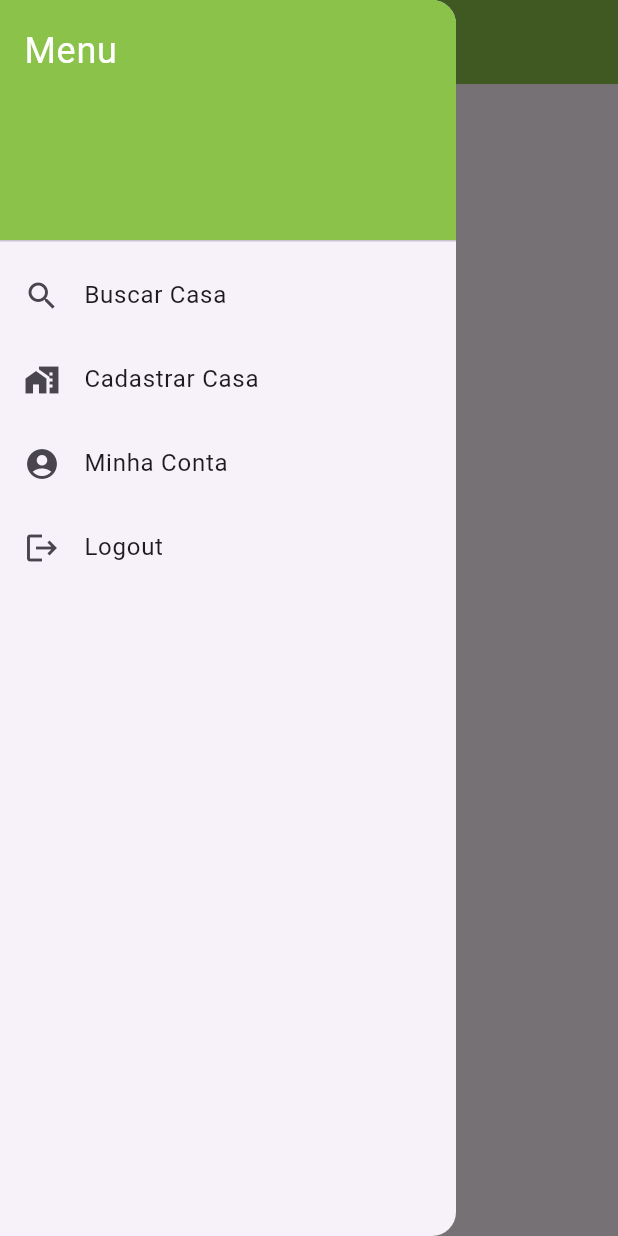
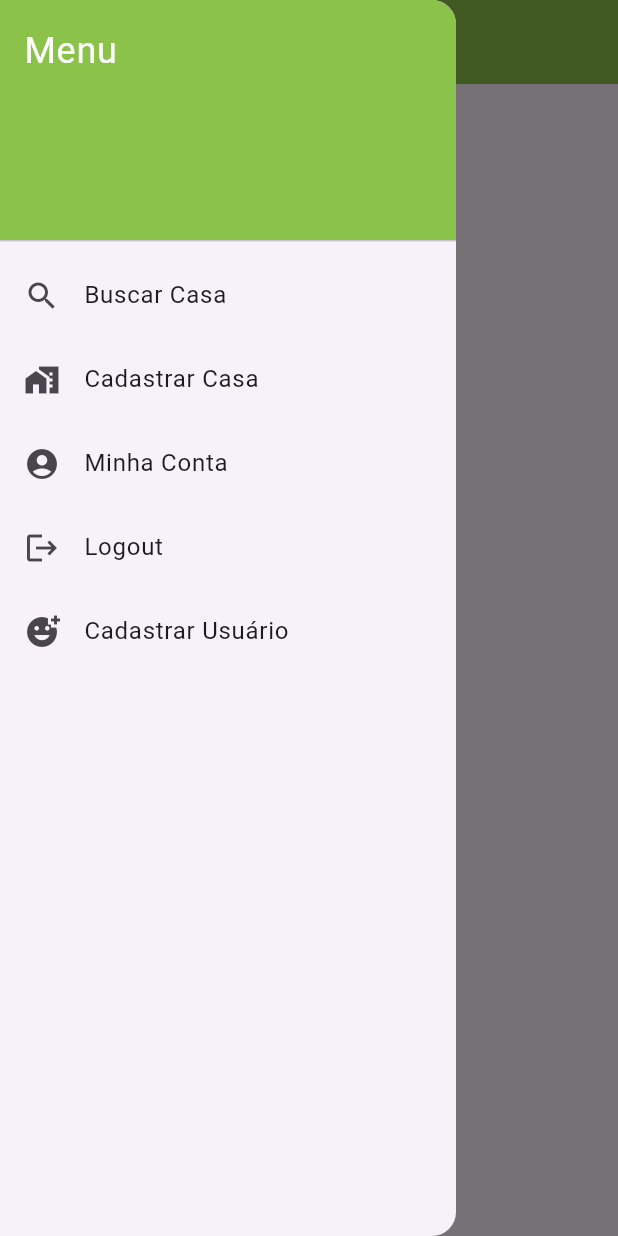
Before and after one commit to ThallesSorrilha/Projeto_Corretora, a Flutter app: the WidgetMenu screen opened by its route, with the side drawer open, on a phone screen of 412 x 824 dp. Run offline on Flutter 3.47's test engine with Material 3 defaults, Android fonts, the phone set to English and light mode, and no system bars.

Commit message:
feature(projeto_corretora): adicionando rota de cadastro de usuário

```diff
--- a/lib/configuracao/aplicativo.dart
+++ b/lib/configuracao/aplicativo.dart
@@ -15,10 +15,9 @@ class Aplicativo extends StatelessWidget {
       debugShowCheckedModeBanner: false,
       initialRoute: Rotas.home,
       routes: {
-        Rotas.home: (context) => FormularioPessoa(),
-        //Rotas.home: (context) => const WidgetMenu(),
+        Rotas.home: (context) => const WidgetMenu(),
         Rotas.login: (context) => const WidgetMenu(),
-        Rotas.usuarioCadastro: (context) => const WidgetMenu(),
+        Rotas.usuarioCadastro: (context) => FormularioPessoa(),
         Rotas.usuario: (context) => const WidgetMenu(),
         Rotas.logout: (context) => const WidgetMenu(),
         Rotas.casaBuscar: (context) => const WidgetMenu(),
--- a/lib/widgets/componentes/gaveta.dart
+++ b/lib/widgets/componentes/gaveta.dart
@@ -45,6 +45,11 @@ class WidgetGaveta extends StatelessWidget {
             rota: Rotas.usuario,
           ),
           criarMenu(icone: Icons.logout, rotulo: 'Logout', rota: Rotas.logout),
+          criarMenu(
+            icone: Icons.add_reaction,
+            rotulo: 'Cadastrar Usuário',
+            rota: Rotas.usuarioCadastro,
+          ),
         ],
       ),
     );
```
